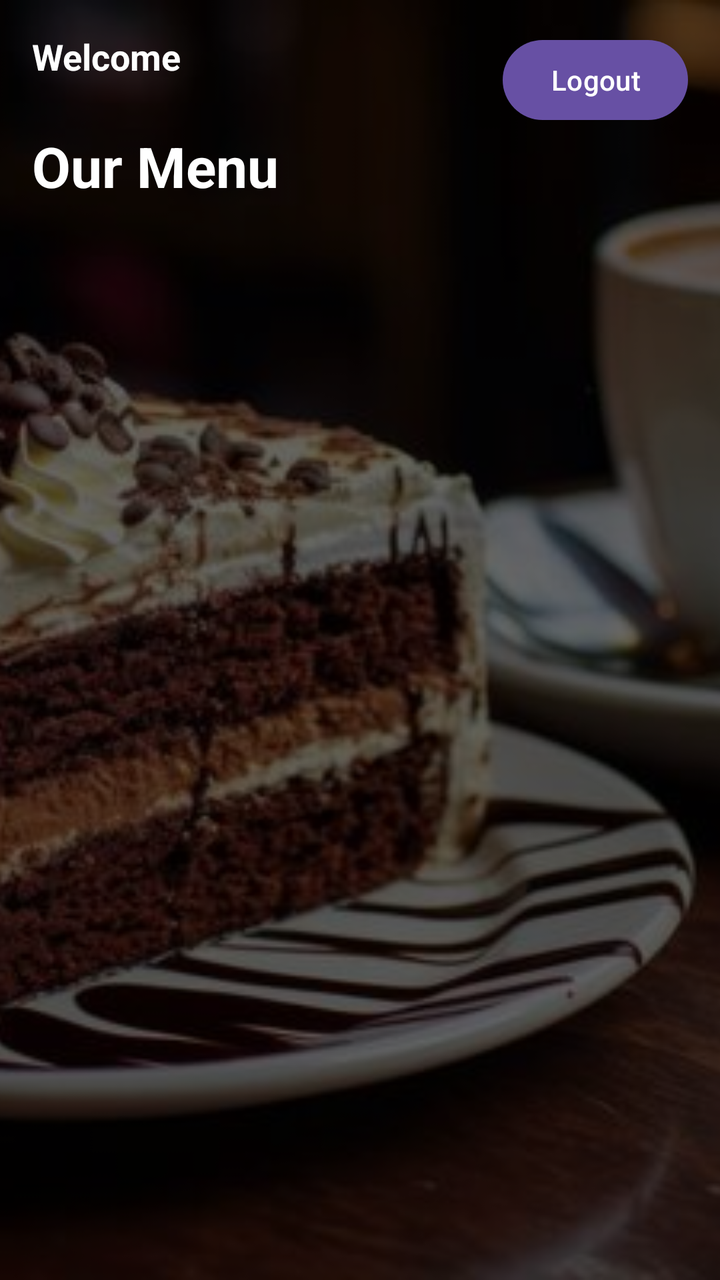
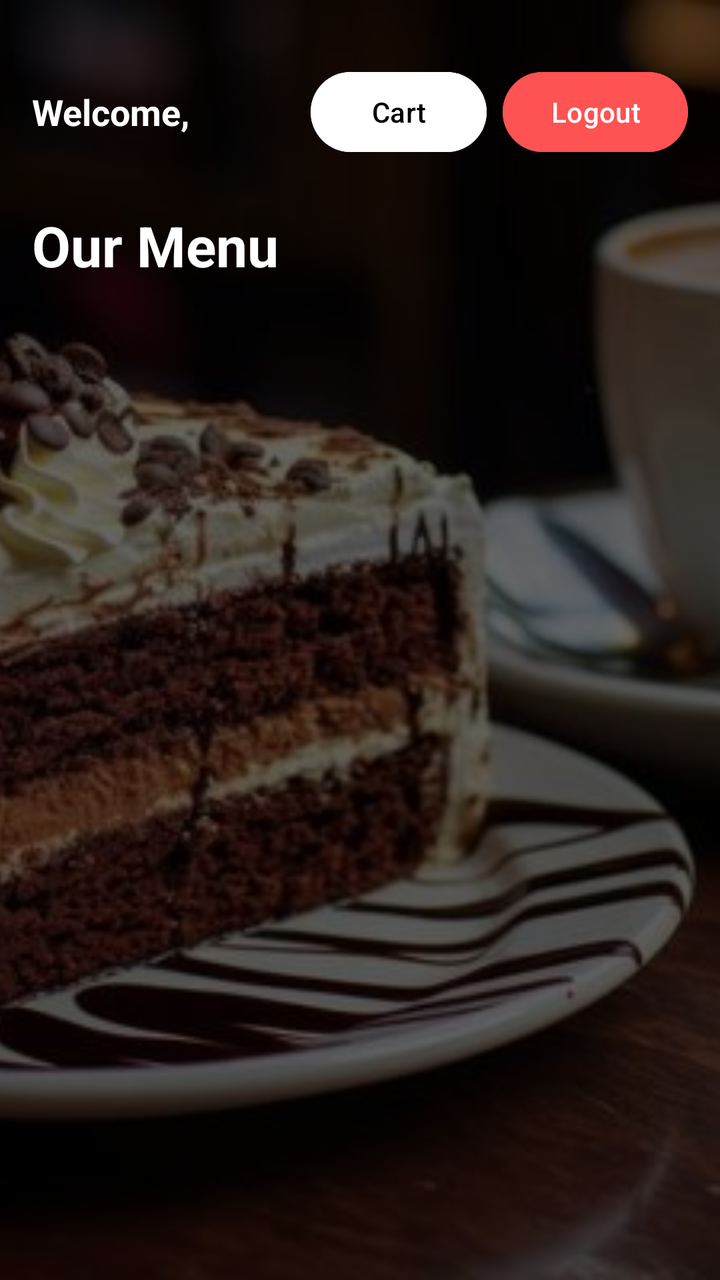

An Android layout rendered at two revisions. The XML below is the earlier revision; the diff shows what the commit changed to produce the second picture.
<!-- AndroidManifest.xml: application theme Theme.SmartCafe -->
<!-- res/layout/activity_menu.xml -->
<?xml version="1.0" encoding="utf-8"?>
<FrameLayout xmlns:android="http://schemas.android.com/apk/res/android"
    xmlns:app="http://schemas.android.com/apk/res-auto"
    android:layout_width="match_parent"
    android:layout_height="match_parent">

    <ImageView
        android:layout_width="match_parent"
        android:layout_height="match_parent"
        android:scaleType="centerCrop"
        android:src="@drawable/bg_main" />

    <View
        android:layout_width="match_parent"
        android:layout_height="match_parent"
        android:background="@drawable/overlay_black" />

    <androidx.constraintlayout.widget.ConstraintLayout
        android:layout_width="match_parent"
        android:layout_height="match_parent"
        android:padding="16dp">

        <TextView
            android:id="@+id/tvWelcome"
            android:layout_width="0dp"
            android:layout_height="wrap_content"
            android:text="Welcome"
            android:textColor="#FFFFFF"
            android:textSize="18sp"
            android:textStyle="bold"
            app:layout_constraintTop_toTopOf="parent"
            app:layout_constraintStart_toStartOf="parent"
            app:layout_constraintEnd_toStartOf="@id/btnLogout"
            android:layout_marginEnd="8dp" />

        <Button
            android:id="@+id/btnLogout"
            android:layout_width="wrap_content"
            android:layout_height="wrap_content"
            android:text="Logout"
            app:layout_constraintTop_toTopOf="parent"
            app:layout_constraintEnd_toEndOf="parent" />

        <TextView
            android:id="@+id/tvMenuTitle"
            android:layout_width="wrap_content"
            android:layout_height="wrap_content"
            android:text="Our Menu"
            android:textColor="#FFFFFF"
            android:textSize="28sp"
            android:textStyle="bold"
            android:layout_marginTop="24dp"
            app:layout_constraintTop_toBottomOf="@id/tvWelcome"
            app:layout_constraintStart_toStartOf="parent" />

        <androidx.recyclerview.widget.RecyclerView
            android:id="@+id/rvMenu"
            android:layout_width="match_parent"
            android:layout_height="0dp"
            android:layout_marginTop="16dp"
            app:layout_constraintTop_toBottomOf="@id/tvMenuTitle"
            app:layout_constraintBottom_toBottomOf="parent" />

    </androidx.constraintlayout.widget.ConstraintLayout>
</FrameLayout>
<!-- resources referenced by this layout -->
<resources>
  <!-- drawable bg_main: jpg bitmap (drawable, 31175 bytes) -->
  <!-- drawable overlay_black (drawable) -->
  <?xml version="1.0" encoding="utf-8"?>
  <shape xmlns:android="http://schemas.android.com/apk/res/android">
      <solid android:color="#99000000" />
  </shape>
  <style name="Theme.SmartCafe" parent="Base.Theme.SmartCafe" />
  <style name="Base.Theme.SmartCafe" parent="Theme.Material3.DayNight.NoActionBar">
          
          
      </style>
</resources>

<!-- the commit's change to res/layout/activity_menu.xml (unified diff, before → after) -->
@@ -2,19 +2,23 @@
 <FrameLayout xmlns:android="http://schemas.android.com/apk/res/android"
     xmlns:app="http://schemas.android.com/apk/res-auto"
     android:layout_width="match_parent"
-    android:layout_height="match_parent">
+    android:layout_height="match_parent"
+    android:fitsSystemWindows="true"> 
 
+    
     <ImageView
         android:layout_width="match_parent"
         android:layout_height="match_parent"
         android:scaleType="centerCrop"
         android:src="@drawable/bg_main" />
 
+    
     <View
         android:layout_width="match_parent"
         android:layout_height="match_parent"
         android:background="@drawable/overlay_black" />
 
+    
     <androidx.constraintlayout.widget.ConstraintLayout
         android:layout_width="match_parent"
         android:layout_height="match_parent"
@@ -23,24 +27,43 @@
         <TextView
             android:id="@+id/tvWelcome"
             android:layout_width="0dp"
-            android:layout_height="wrap_content"
-            android:text="Welcome"
+            android:layout_height="0dp"
+            android:text="Welcome, "
             android:textColor="#FFFFFF"
             android:textSize="18sp"
             android:textStyle="bold"
-            app:layout_constraintTop_toTopOf="parent"
+            android:gravity="center_vertical"
+            app:layout_constraintTop_toTopOf="@id/btnViewCart"
+            app:layout_constraintBottom_toBottomOf="@id/btnViewCart"
             app:layout_constraintStart_toStartOf="parent"
-            app:layout_constraintEnd_toStartOf="@id/btnLogout"
+            app:layout_constraintEnd_toStartOf="@id/btnViewCart"
             android:layout_marginEnd="8dp" />
 
+        
+        <Button
+            android:id="@+id/btnViewCart"
+            android:layout_width="wrap_content"
+            android:layout_height="wrap_content"
+            android:text="Cart"
+            android:textColor="#000000"
+            android:backgroundTint="#FFFFFF"
+            android:layout_marginTop="16dp"
+            app:layout_constraintTop_toTopOf="parent"
+            app:layout_constraintEnd_toStartOf="@id/btnLogout"
+            android:layout_marginEnd="8dp"/>
+
+        
         <Button
             android:id="@+id/btnLogout"
             android:layout_width="wrap_content"
             android:layout_height="wrap_content"
             android:text="Logout"
+            android:backgroundTint="#FF5252"
+            android:layout_marginTop="16dp"
             app:layout_constraintTop_toTopOf="parent"
             app:layout_constraintEnd_toEndOf="parent" />
 
+        
         <TextView
             android:id="@+id/tvMenuTitle"
             android:layout_width="wrap_content"
@@ -50,9 +73,10 @@
             android:textSize="28sp"
             android:textStyle="bold"
             android:layout_marginTop="24dp"
-            app:layout_constraintTop_toBottomOf="@id/tvWelcome"
+            app:layout_constraintTop_toBottomOf="@id/btnViewCart"
             app:layout_constraintStart_toStartOf="parent" />
 
+        
         <androidx.recyclerview.widget.RecyclerView
             android:id="@+id/rvMenu"
             android:layout_width="match_parent"
